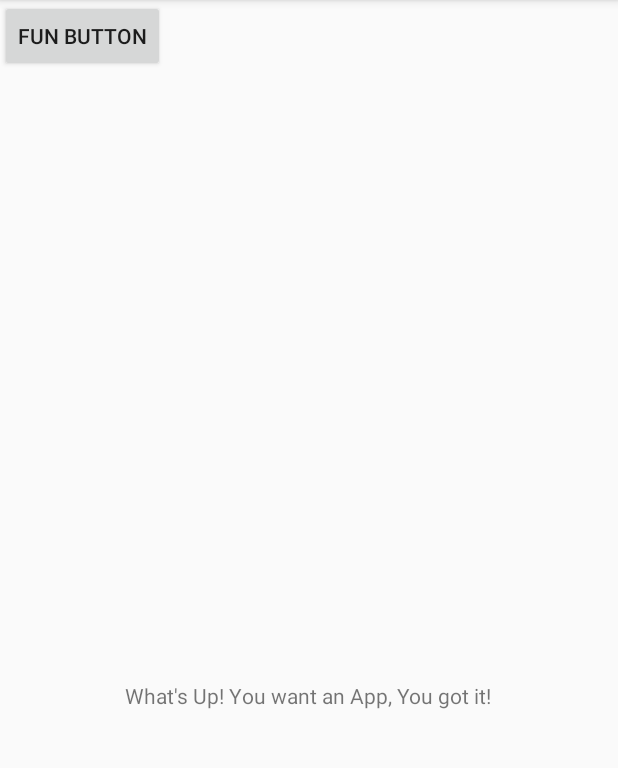
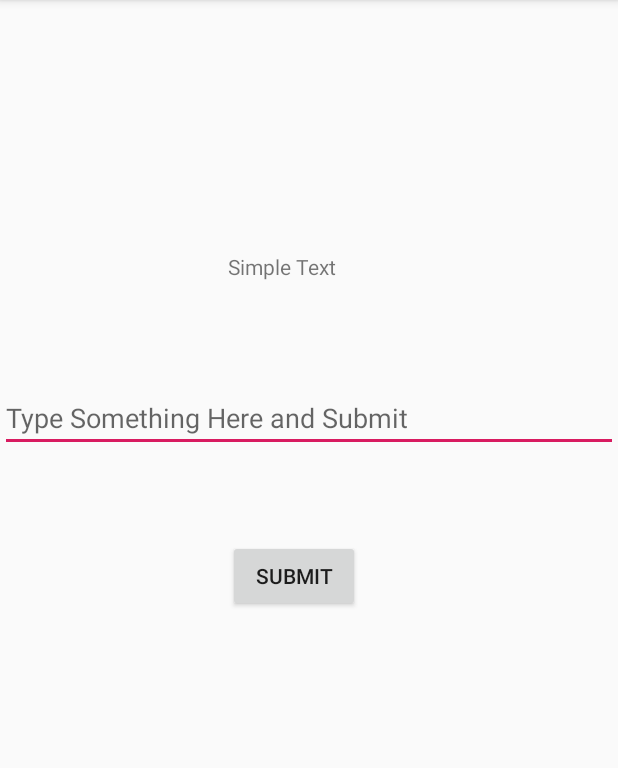
Before and after one commit to Bolajiomo99/AndroidApp, an Android app: the screen it shows after launch (MainActivity), on a phone screen of 412 x 824 dp, the part 84-852 px from its top. Run offline under Robolectric (Android 15) with nearby library versions, the phone set to English and light mode, and no system bars.

Commit message:
Added a texteditor and a submit button

```diff
--- a/app/src/main/res/layout/activity_main.xml
+++ b/app/src/main/res/layout/activity_main.xml
@@ -1,32 +1,68 @@
 <?xml version="1.0" encoding="utf-8"?>
-<androidx.constraintlayout.widget.ConstraintLayout
-    xmlns:android="http://schemas.android.com/apk/res/android"
+<androidx.constraintlayout.widget.ConstraintLayout xmlns:android="http://schemas.android.com/apk/res/android"
+    xmlns:app="http://schemas.android.com/apk/res-auto"
     xmlns:tools="http://schemas.android.com/tools"
-    xmlns:app="http://schemas.android.com/apk/res-auto"
     android:layout_width="match_parent"
     android:layout_height="match_parent"
     tools:context=".MainActivity">
 
 
+    <!--    <Button-->
+    <!--        android:id="@+id/button_id"-->
+    <!--        android:layout_width="wrap_content"-->
+    <!--        android:layout_height="wrap_content"-->
+    <!--        android:text="@string/self_destruct"-->
+    <!--        tools:layout_editor_absoluteX="83dp"-->
+    <!--        tools:layout_editor_absoluteY="369dp" />-->
 
-
-    <TextView
-        android:layout_width="wrap_content"
+    <EditText
+        android:id="@+id/mytextText"
+        android:layout_width="match_parent"
         android:layout_height="wrap_content"
-        android:text="What's Up! You want an App, You got it!"
+        android:inputType="text"
         app:layout_constraintBottom_toBottomOf="parent"
-        app:layout_constraintHorizontal_bias="0.497"
+        app:layout_constraintHorizontal_bias="0.0"
         app:layout_constraintLeft_toLeftOf="parent"
         app:layout_constraintRight_toRightOf="parent"
         app:layout_constraintTop_toTopOf="parent"
-        app:layout_constraintVertical_bias="0.606" />
+        app:layout_constraintVertical_bias="0.354"
+        android:hint="Type Something Here and Submit">
+
+        <requestFocus />
+
+    </EditText>
 
     <Button
         android:id="@+id/button_id"
         android:layout_width="wrap_content"
         android:layout_height="wrap_content"
-        android:text="Fun Button"
-        tools:layout_editor_absoluteX="169dp"
-        tools:layout_editor_absoluteY="383dp" />
+        android:text="Submit"
+        app:layout_constraintBottom_toBottomOf="parent"
+        app:layout_constraintHorizontal_bias="0.469"
+        app:layout_constraintLeft_toLeftOf="parent"
+        app:layout_constraintRight_toRightOf="parent"
+        app:layout_constraintTop_toTopOf="parent"  />
+
+    <TextView
+        android:id="@+id/textView"
+        android:layout_width="wrap_content"
+        android:layout_height="wrap_content"
+        android:text="Simple Text"
+        app:layout_constraintBottom_toBottomOf="parent"
+        app:layout_constraintHorizontal_bias="0.448"
+        app:layout_constraintLeft_toLeftOf="parent"
+        app:layout_constraintRight_toRightOf="parent"
+        app:layout_constraintTop_toTopOf="parent"
+        app:layout_constraintVertical_bias="0.224" />
+
+    <androidx.constraintlayout.widget.Guideline
+        android:id="@+id/guideline"
+        android:layout_width="wrap_content"
+        android:layout_height="wrap_content"
+        android:orientation="vertical"
+        app:layout_constraintBottom_toBottomOf="parent"
+        app:layout_constraintGuide_begin="37dp"
+        app:layout_constraintTop_toTopOf="parent" />
+
 
 </androidx.constraintlayout.widget.ConstraintLayout>
```
Also changed, not shown: app/src/main/java/com/example/helloworld/MainActivity.java (+34 -0 lines).
